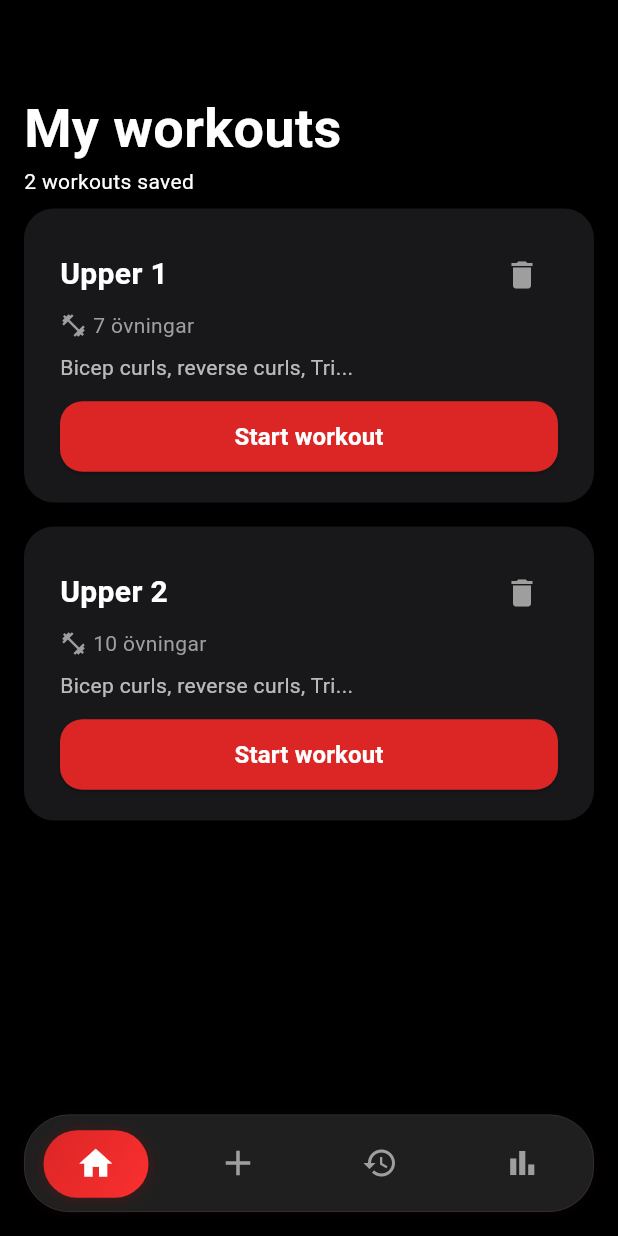
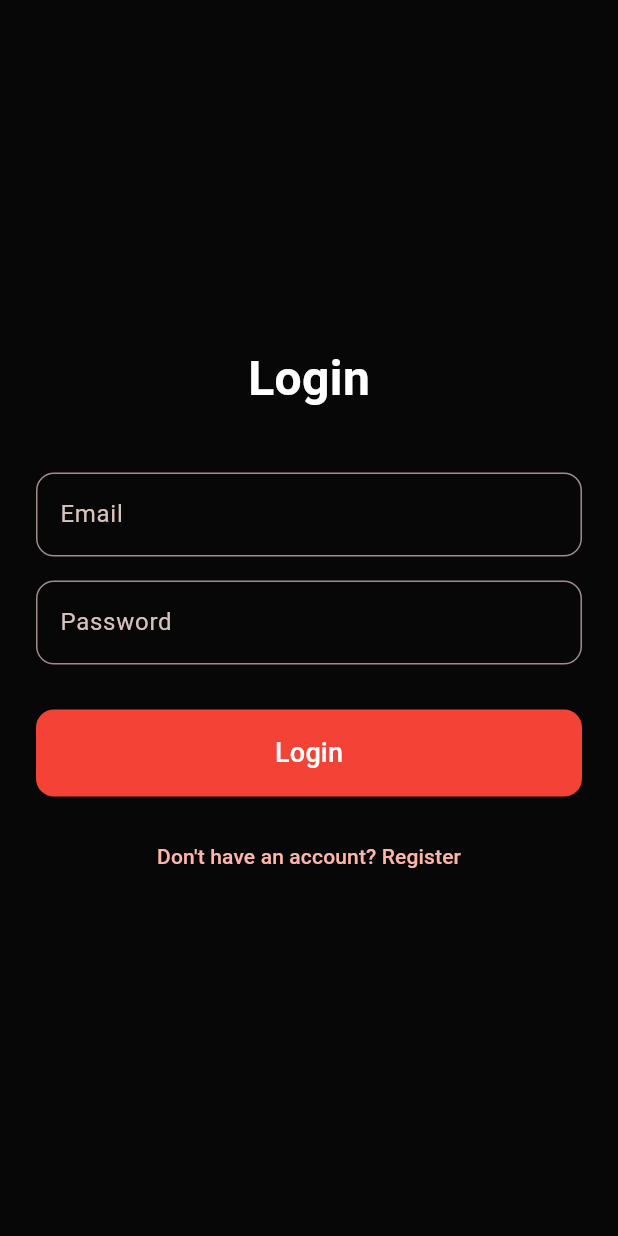
Before and after one commit to gabrielerneving/gym_application, a Flutter app: the screen it shows after launch, on a phone screen of 412 x 824 dp. Run offline on Flutter 3.47's test engine with Material 3 defaults, Android fonts, the phone set to English and light mode, and no system bars; our stand-ins replace firebase_auth, firebase_core; accounts and stored records are empty.

Commit message:
fungerade inlogg

```diff
--- /dev/null
+++ b/lib/auth_screen.dart
@@ -0,0 +1,170 @@
+import 'package:flutter/material.dart';
+import 'package:firebase_auth/firebase_auth.dart';
+// Vi kommer att skapa denna fil i nästa steg
+import 'services/auth_service.dart';
+
+class AuthScreen extends StatefulWidget {
+  const AuthScreen({Key? key}) : super(key: key);
+
+  @override
+  _AuthScreenState createState() => _AuthScreenState();
+}
+
+class _AuthScreenState extends State<AuthScreen> {
+  // Enkel state för att växla mellan Login och Register
+  bool _isLogin = true;
+  bool _isLoading = false;
+  final _formKey = GlobalKey<FormState>();
+
+  // Controllers för att hämta text från textfälten
+  final _emailController = TextEditingController();
+  final _passwordController = TextEditingController();
+
+  // Instans av vår kommande auth service
+   final AuthService _authService = AuthService();
+
+void _submitAuthForm() async {
+  final isValid = _formKey.currentState?.validate() ?? false;
+  if (!isValid) {
+    return;
+  }
+
+  setState(() {
+    _isLoading = true;
+  });
+
+  // Hämta e-post och lösenord från controllers
+  final email = _emailController.text;
+  final password = _passwordController.text;
+
+  User? user;
+
+  try {
+    if (_isLogin) {
+      user = await _authService.signInWithEmailAndPassword(email, password);
+    } else {
+      user = await _authService.registerWithEmailAndPassword(email, password);
+    }
+
+    // Om vi får tillbaka en användare (dvs. inloggning/registrering lyckades),
+    // kommer vår app att automatiskt navigera till hemskärmen (vi fixar detta i nästa steg).
+    if (user == null) {
+      // Visa ett felmeddelande om något gick fel
+      ScaffoldMessenger.of(context).showSnackBar(
+        const SnackBar(
+          content: Text('Could not sign you in. Please check your credentials.'),
+          backgroundColor: Colors.red,
+        ),
+      );
+    }
+  } catch (e) {
+    // Visa generiskt felmeddelande
+    ScaffoldMessenger.of(context).showSnackBar(
+      SnackBar(
+        content: Text('An error occurred: $e'),
+        backgroundColor: Colors.red,
+      ),
+    );
+  } finally {
+    if (mounted) {
+      setState(() {
+        _isLoading = false;
+      });
+    }
+  }
+}
+
+  @override
+  Widget build(BuildContext context) {
+    return Scaffold(
+      body: Center(
+        child: SingleChildScrollView(
+          padding: const EdgeInsets.all(24.0),
+          child: Form(
+            key: _formKey,
+            child: Column(
+              mainAxisAlignment: MainAxisAlignment.center,
+              children: [
+                Text(
+                  _isLogin ? 'Login' : 'Create Account',
+                  style: const TextStyle(fontSize: 32, fontWeight: FontWeight.bold),
+                ),
+                const SizedBox(height: 40),
+
+                // E-post fält
+                TextFormField(
+                  controller: _emailController,
+                  keyboardType: TextInputType.emailAddress,
+                  decoration: InputDecoration(
+                    labelText: 'Email',
+                    border: OutlineInputBorder(borderRadius: BorderRadius.circular(12)),
+                  ),
+                  validator: (value) {
+                    if (value == null || !value.contains('@')) {
+                      return 'Please enter a valid email address.';
+                    }
+                    return null;
+                  },
+                ),
+                const SizedBox(height: 16),
+
+                // Lösenord fält
+                TextFormField(
+                  controller: _passwordController,
+                  obscureText: true, // Döljer lösenordet
+                  decoration: InputDecoration(
+                    labelText: 'Password',
+                    border: OutlineInputBorder(borderRadius: BorderRadius.circular(12)),
+                  ),
+                  validator: (value) {
+                    if (value == null || value.length < 6) {
+                      return 'Password must be at least 6 characters long.';
+                    }
+                    return null;
+                  },
+                ),
+                const SizedBox(height: 30),
+
+                // Submit-knapp
+                SizedBox(
+                  width: double.infinity,
+                  child: ElevatedButton(
+                    onPressed: _isLoading ? null : _submitAuthForm,
+                    style: ElevatedButton.styleFrom(
+                      backgroundColor: Colors.red,
+                      padding: const EdgeInsets.symmetric(vertical: 16),
+                      shape: RoundedRectangleBorder(
+                        borderRadius: BorderRadius.circular(12),
+                      ),
+                    ),
+                    child: _isLoading
+                        ? const CircularProgressIndicator(color: Colors.white)
+                        : Text(
+                            _isLogin ? 'Login' : 'Register',
+                            style: const TextStyle(fontSize: 18, color: Colors.white),
+                          ),
+                  ),
+                ),
+                const SizedBox(height: 16),
+
+                // Knapp för att växla läge
+                TextButton(
+                  onPressed: () {
+                    setState(() {
+                      _isLogin = !_isLogin;
+                    });
+                  },
+                  child: Text(
+                    _isLogin
+                        ? 'Don\'t have an account? Register'
+                        : 'Already have an account? Login',
+                  ),
+                ),
+              ],
+            ),
+          ),
+        ),
+      ),
+    );
+  }
+}
--- a/lib/main.dart
+++ b/lib/main.dart
@@ -2,6 +2,8 @@ import 'package:flutter/material.dart';
 import 'pages/main_screen.dart';
 import 'package:firebase_core/firebase_core.dart';
 import 'firebase_options.dart';
+import 'widgets/auth_gate.dart';
+
 
 void main() async { // Gör main till en async-funktion
   // Se till att Flutter är redo innan vi kör Firebase-kod
@@ -39,7 +41,7 @@ class MyApp extends StatelessWidget {
       supportedLocales: const [
         Locale('en'),
       ],
-      home: const MainScreen(),
+      home: const AuthGate(),
     );
   }
 }
--- /dev/null
+++ b/lib/services/auth_service.dart
@@ -0,0 +1,59 @@
+import 'package:firebase_auth/firebase_auth.dart';
+
+class AuthService {
+  // Skapa en instans av FirebaseAuth
+  final FirebaseAuth _auth = FirebaseAuth.instance;
+
+  // METOD FÖR REGISTRERING
+  Future<User?> registerWithEmailAndPassword(String email, String password) async {
+    try {
+      // Använd FirebaseAuth för att skapa en ny användare
+      UserCredential result = await _auth.createUserWithEmailAndPassword(
+        email: email,
+        password: password,
+      );
+      // Returnera användarobjektet om det lyckas
+      return result.user;
+    } on FirebaseAuthException catch (e) {
+      // Hantera specifika fel, t.ex. om e-posten redan används
+      print('Firebase Auth Exception: ${e.message}');
+      return null;
+    } catch (e) {
+      // Hantera alla andra typer av fel
+      print('An unknown error occurred: $e');
+      return null;
+    }
+  }
+
+  // METOD FÖR INLOGGNING
+  Future<User?> signInWithEmailAndPassword(String email, String password) async {
+    try {
+      // Använd FirebaseAuth för att logga in en befintlig användare
+      UserCredential result = await _auth.signInWithEmailAndPassword(
+        email: email,
+        password: password,
+      );
+      // Returnera användarobjektet om det lyckas
+      return result.user;
+    } on FirebaseAuthException catch (e) {
+      // Hantera specifika fel, t.ex. fel lösenord eller ingen användare hittades
+      print('Firebase Auth Exception: ${e.message}');
+      return null;
+    } catch (e) {
+      // Hantera alla andra typer av fel
+      print('An unknown error occurred: $e');
+      return null;
+    }
+  }
+
+  // METOD FÖR ATT LOGGA UT
+  Future<void> signOut() async {
+    await _auth.signOut();
+  }
+
+  // STREAM FÖR ATT LYSSNA PÅ AUTH-ÄNDRINGAR
+  // Denna är superviktig! Den talar om för appen om en användare är inloggad eller inte.
+  Stream<User?> get user {
+    return _auth.authStateChanges();
+  }
+}
--- /dev/null
+++ b/lib/widgets/auth_gate.dart
@@ -0,0 +1,38 @@
+import 'package:firebase_auth/firebase_auth.dart';
+import 'package:flutter/material.dart';
+import '../pages/main_screen.dart'; // Din hemskärm med bottom nav bar
+import '../auth_screen.dart'; // Din inloggningsskärm
+import '../services/auth_service.dart'; // Din auth service
+
+class AuthGate extends StatelessWidget {
+  const AuthGate({Key? key}) : super(key: key);
+
+  @override
+  Widget build(BuildContext context) {
+    // Skapa en instans av din AuthService för att komma åt streamen
+    final AuthService authService = AuthService();
+
+    return StreamBuilder<User?>(
+      // Lyssna på user-streamen. Denna skickar ett User-objekt
+      // om någon är inloggad, och null om ingen är det.
+      stream: authService.user,
+      builder: (context, snapshot) {
+        // 1. Om vi väntar på data från Firebase
+        if (snapshot.connectionState == ConnectionState.waiting) {
+          // Visa en enkel laddningsindikator medan vi kollar inloggningsstatus
+          return const Center(child: CircularProgressIndicator());
+        }
+
+        // 2. Om vi har fått data OCH datan är ett User-objekt (dvs. inte null)
+        if (snapshot.hasData) {
+          // Användaren är inloggad, visa hemskärmen!
+          return const MainScreen();
+        }
+
+        // 3. Om vi har fått data men den är null, eller om vi inte har någon data alls
+        // Användaren är utloggad, visa inloggningsskärmen!
+        return const AuthScreen();
+      },
+    );
+  }
+}
```
Also changed, not shown: lib/pages/statistics_screen.dart (+12 -0 lines), lib/services/database_service.dart (added), 1 other file.
